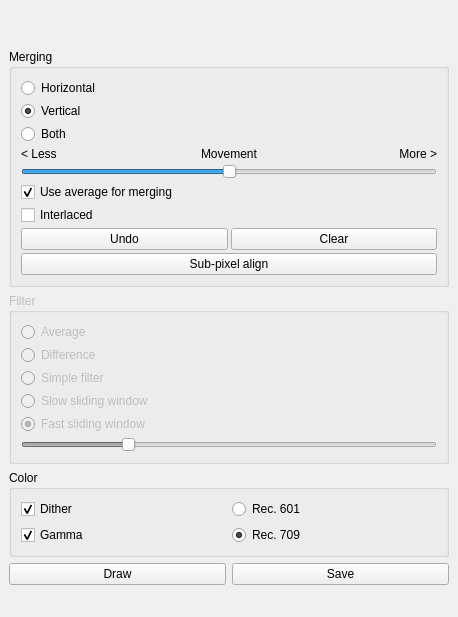
Before: the Qt Designer form src/mainwindow.ui in spillerrec/Overmix, drawn with Qt 5.
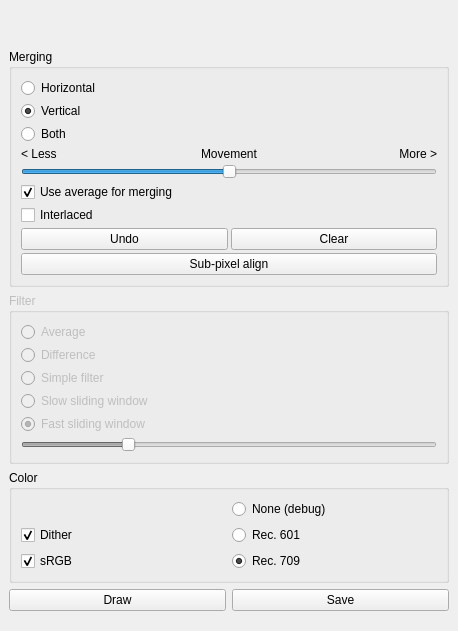
After: the same form once the commit is applied.

The edit to the form file:
```diff
--- a/src/mainwindow.ui
+++ b/src/mainwindow.ui
@@ -7,7 +7,7 @@
     <x>0</x>
     <y>0</y>
     <width>458</width>
-    <height>617</height>
+    <height>631</height>
    </rect>
   </property>
   <property name="windowTitle">
@@ -238,7 +238,17 @@
          <string>Color</string>
         </property>
         <layout class="QGridLayout" name="gridLayout">
-         <item row="0" column="0">
+         <item row="2" column="1">
+          <widget class="QRadioButton" name="rbtn_rec709">
+           <property name="text">
+            <string>Rec. 709</string>
+           </property>
+           <property name="checked">
+            <bool>true</bool>
+           </property>
+          </widget>
+         </item>
+         <item row="1" column="0">
           <widget class="QCheckBox" name="cbx_dither">
            <property name="text">
             <string>Dither</string>
@@ -248,30 +258,27 @@
            </property>
           </widget>
          </item>
-         <item row="1" column="0">
+         <item row="2" column="0">
           <widget class="QCheckBox" name="cbx_gamma">
            <property name="text">
-            <string>Gamma</string>
+            <string>sRGB</string>
            </property>
            <property name="checked">
             <bool>true</bool>
            </property>
           </widget>
          </item>
-         <item row="0" column="1">
+         <item row="1" column="1">
           <widget class="QRadioButton" name="rbtn_rec601">
            <property name="text">
             <string>Rec. 601</string>
            </property>
           </widget>
          </item>
-         <item row="1" column="1">
-          <widget class="QRadioButton" name="rbtn_rec709">
+         <item row="0" column="1">
+          <widget class="QRadioButton" name="cbx_nocolor">
            <property name="text">
-            <string>Rec. 709</string>
-           </property>
-           <property name="checked">
-            <bool>true</bool>
+            <string>None (debug)</string>
            </property>
           </widget>
          </item>
```
